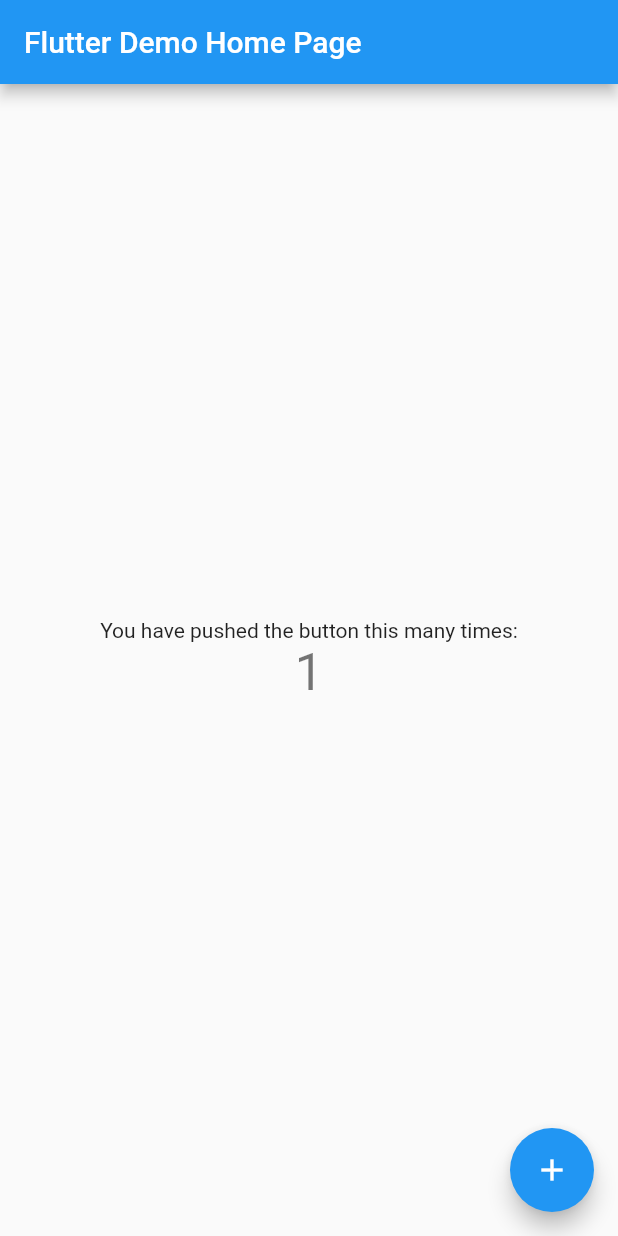
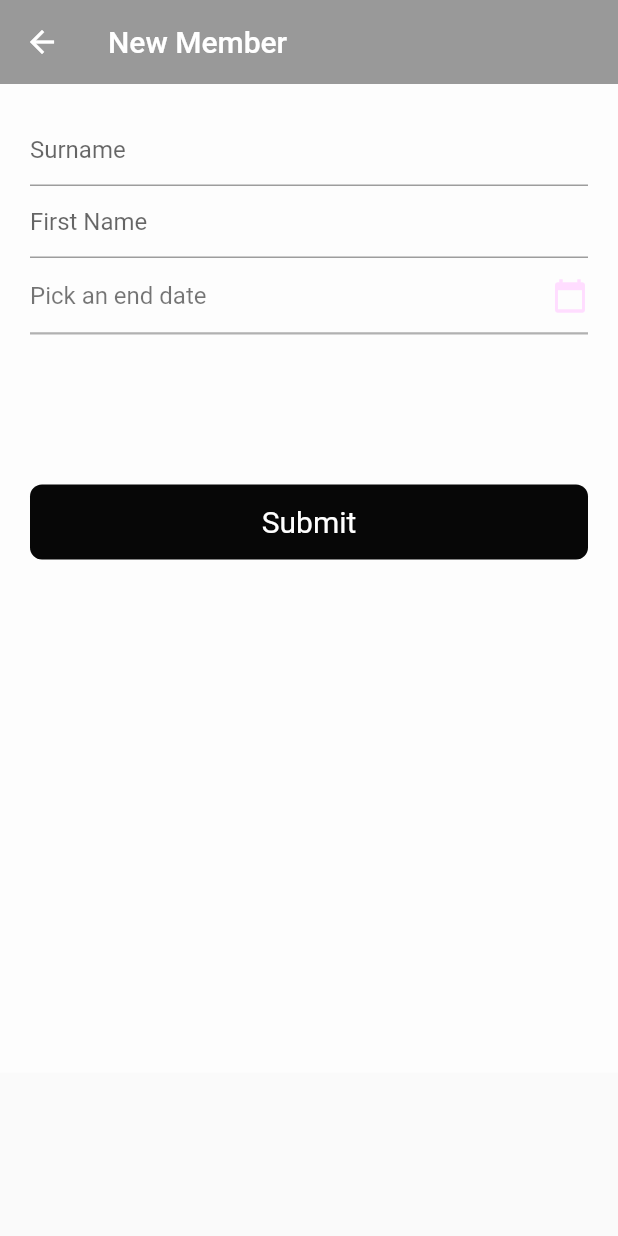
Before and after one commit to Nicole-ABC/springsuperior, a Flutter app: the screen it shows after launch, after a tap on the "add" icon, on a phone screen of 412 x 824 dp. Run offline on Flutter 3.47's test engine with Material 2 defaults, Android fonts, the phone set to English and light mode, and no system bars; our stand-ins replace sqflite; accounts and stored records are empty.

Commit message:
Create member database, created member model class to fetch data from database into, UI changes to the home page, member form created with date picker.

```diff
--- /dev/null
+++ b/lib/data/database.dart
@@ -0,0 +1,49 @@
+import 'dart:io';
+import 'package:sqflite/sqflite.dart';
+import 'package:path_provider/path_provider.dart';
+import 'package:path/path.dart';
+
+class DatabaseHelper {
+  DatabaseHelper._privateConstructo();
+
+  static final DatabaseHelper instance = DatabaseHelper. _privateConstructo();
+
+  final _dbName = "memberDetails.db";
+  final _dbVersion = 1;
+
+  static final columnId = '_id';
+  static final columnSurname = 'surname';
+  static final columnFirstName = 'name';
+  static final columnDate = 'date';
+  static final columnActive = 'active';
+
+  static Database _database;
+
+  Future<Database> get database async{
+    if(_database != null){
+      return _database;
+    }
+    else{
+      _database = await _initDatabase();
+    }
+  }
+
+  _initDatabase() async{
+    Directory documents = await getApplicationDocumentsDirectory();
+    String path = join(documents.path+_dbName);
+    return await openDatabase(path, version: _dbVersion, onCreate: await _onCreate);
+  }
+
+  Future _onCreate(Database db, int version) async{
+    await db.execute(
+        '''
+      CREATE TABLE memberInfoTable (
+      $columnId INTEGER PRIMARY KEY AUTOINCREMENT,
+      $columnSurname TEXT NOT NULL,
+      $columnFirstName TEXT NOT NULL,
+      $columnDate TEXT NOT NULL,
+      $columnActive TEXT NOT NULL)
+      '''
+    );
+  }
+}
--- a/lib/main.dart
+++ b/lib/main.dart
@@ -1,4 +1,6 @@
 import 'package:flutter/material.dart';
+
+import 'pages/home.dart';
 
 void main() => runApp(MyApp());
 
@@ -9,103 +11,11 @@
     return MaterialApp(
       title: 'Flutter Demo',
       theme: ThemeData(
-        // This is the theme of your application.
-        //
-        // Try running your application with "flutter run". You'll see the
-        // application has a blue toolbar. Then, without quitting the app, try
-        // changing the primarySwatch below to Colors.green and then invoke
-        // "hot reload" (press "r" in the console where you ran "flutter run",
-        // or simply save your changes to "hot reload" in a Flutter IDE).
-        // Notice that the counter didn't reset back to zero; the application
-        // is not restarted.
-        primarySwatch: Colors.blue,
+        primaryColor: Color(0xFF070707),
+        accentColor: Color(0xFFFFDDFF)
       ),
-      home: MyHomePage(title: 'Flutter Demo Home Page'),
+      debugShowCheckedModeBanner: false,
+      home: HomePage(),
     );
   }
 }
-
-class MyHomePage extends StatefulWidget {
-  MyHomePage({Key key, this.title}) : super(key: key);
-
-  // This widget is the home page of your application. It is stateful, meaning
-  // that it has a State object (defined below) that contains fields that affect
-  // how it looks.
-
-  // This class is the configuration for the state. It holds the values (in this
-  // case the title) provided by the parent (in this case the App widget) and
-  // used by the build method of the State. Fields in a Widget subclass are
-  // always marked "final".
-
-  final String title;
-
-  @override
-  _MyHomePageState createState() => _MyHomePageState();
-}
-
-class _MyHomePageState extends State<MyHomePage> {
-  int _counter = 0;
-
-  void _incrementCounter() {
-    setState(() {
-      // This call to setState tells the Flutter framework that something has
-      // changed in this State, which causes it to rerun the build method below
-      // so that the display can reflect the updated values. If we changed
-      // _counter without calling setState(), then the build method would not be
-      // called again, and so nothing would appear to happen.
-      _counter++;
-    });
-  }
-
-  @override
-  Widget build(BuildContext context) {
-    // This method is rerun every time setState is called, for instance as done
-    // by the _incrementCounter method above.
-    //
-    // The Flutter framework has been optimized to make rerunning build methods
-    // fast, so that you can just rebuild anything that needs updating rather
-    // than having to individually change instances of widgets.
-    return Scaffold(
-      appBar: AppBar(
-        // Here we take the value from the MyHomePage object that was created by
-        // the App.build method, and use it to set our appbar title.
-        title: Text(widget.title),
-      ),
-      body: Center(
-        // Center is a layout widget. It takes a single child and positions it
-        // in the middle of the parent.
-        child: Column(
-          // Column is also a layout widget. It takes a list of children and
-          // arranges them vertically. By default, it sizes itself to fit its
-          // children horizontally, and tries to be as tall as its parent.
-          //
-          // Invoke "debug painting" (press "p" in the console, choose the
-          // "Toggle Debug Paint" action from the Flutter Inspector in Android
-          // Studio, or the "Toggle Debug Paint" command in Visual Studio Code)
-          // to see the wireframe for each widget.
-          //
-          // Column has various properties to control how it sizes itself and
-          // how it positions its children. Here we use mainAxisAlignment to
-          // center the children vertically; the main axis here is the vertical
-          // axis because Columns are vertical (the cross axis would be
-          // horizontal).
-          mainAxisAlignment: MainAxisAlignment.center,
-          children: <Widget>[
-            Text(
-              'You have pushed the button this many times:',
-            ),
-            Text(
-              '$_counter',
-              style: Theme.of(context).textTheme.display1,
-            ),
-          ],
-        ),
-      ),
-      floatingActionButton: FloatingActionButton(
-        onPressed: _incrementCounter,
-        tooltip: 'Increment',
-        child: Icon(Icons.add),
-      ), // This trailing comma makes auto-formatting nicer for build methods.
-    );
-  }
-}
--- /dev/null
+++ b/lib/models/member_model.dart
@@ -0,0 +1,51 @@
+class Member{
+  int id;
+  String surname;
+  String firstName;
+  String date;
+  String active;
+  String imageUrl;
+
+  Member({
+    this.active,
+    this.date,
+    this.firstName,
+    this.surname,
+    this.imageUrl
+  });
+
+
+  Member.withID({
+    this.id,
+    this.active,
+    this.date,
+    this.firstName,
+    this.surname,
+    this.imageUrl
+  });
+
+  Map<String, dynamic> toMap(){
+    Map<String, dynamic> map = new Map();
+
+    print(active);
+    if(id != null)
+      map['_id'] = id;
+    map['surname'] = surname;
+    map['name'] = firstName;
+    map['active'] = active;
+    map['date'] = date;
+    map['imageUrl'] = imageUrl;
+
+    return map;
+  }
+
+  Member.fromMap(dynamic map){
+    id = map['_id'];
+    surname = map['surname'];
+    firstName = map['name'];
+    active = map['active'];
+    date = map['date'];
+    imageUrl = map['imageUrl'];
+
+  }
+}
--- /dev/null
+++ b/lib/pages/home.dart
@@ -0,0 +1,207 @@
+import 'package:flutter/cupertino.dart';
+import 'package:flutter/material.dart';
+import 'package:spring_superior/pages/member_form.dart';
+
+class HomePage extends StatefulWidget {
+  @override
+  _HomePageState createState() => _HomePageState();
+}
+
+class _HomePageState extends State<HomePage> {
+  @override
+  Widget build(BuildContext context) {
+    return Scaffold(
+      body: NestedScrollView(
+        body: Scrollbar(
+          child: Container(
+            color: Colors.grey.withOpacity(0.3),
+            padding: EdgeInsets.all(8.0),
+            child: ListView(
+              children: <Widget>[
+                GridView(
+                  gridDelegate: SliverGridDelegateWithFixedCrossAxisCount(
+                    crossAxisCount: 2,
+                    crossAxisSpacing: 4.0,
+                  ),
+                  shrinkWrap: true,
+                  physics: NeverScrollableScrollPhysics(),
+                  children: <Widget>[
+                    Padding(
+                      padding: EdgeInsets.all(20.0),
+                      child: Container(
+                        decoration: BoxDecoration(
+                          boxShadow: [
+                            BoxShadow(
+                              offset: Offset(4.0, 4.0),
+                              color: Theme.of(context).primaryColor.withOpacity(0.2),
+                              blurRadius: 2.0,
+                              spreadRadius: 5.0
+                            ),
+                            BoxShadow(
+                                offset: Offset(-4.0, -4.0),
+                                color: Colors.white.withOpacity(0.3),
+                                blurRadius: 2.0,
+                                spreadRadius: 5.0
+                            )
+                          ],
+                          borderRadius: BorderRadius.circular(40.0)
+                        ),
+                        child: InkWell(
+                          splashColor: Colors.pink.withOpacity(0.3),
+                          onTap: (){
+                            print("tapped");
+                          },
+                          child: Container(child: Center(child: Text("Active Users"))),
+                        ),
+                      ),
+                    ),
+                    Padding(
+                      padding: EdgeInsets.all(20.0),
+                      child: Container(
+                        decoration: BoxDecoration(
+                            boxShadow: [
+                              BoxShadow(
+                                  offset: Offset(4.0, 4.0),
+                                  color: Theme.of(context).primaryColor.withOpacity(0.2),
+                                  blurRadius: 2.0,
+                                  spreadRadius: 5.0
+                              ),
+                              BoxShadow(
+                                  offset: Offset(-4.0, -4.0),
+                                  color: Colors.white.withOpacity(0.3),
+                                  blurRadius: 2.0,
+                                  spreadRadius: 5.0
+                              )
+                            ],
+                            borderRadius: BorderRadius.circular(40.0)
+                        ),
+                        child: InkWell(
+                          splashColor: Colors.pink.withOpacity(0.3),
+                          onTap: (){
+                            print("tapped");
+                          },
+                          child: Container(child: Center(child: Text("Inactive Users"))),
+                        ),
+                      ),
+                    ),
+                    Padding(
+                      padding: EdgeInsets.all(20.0),
+                      child: Container(
+                        decoration: BoxDecoration(
+                            boxShadow: [
+                              BoxShadow(
+                                  offset: Offset(4.0, 4.0),
+                                  color: Theme.of(context).primaryColor.withOpacity(0.2),
+                                  blurRadius: 2.0,
+                                  spreadRadius: 5.0
+                              ),
+                              BoxShadow(
+                                  offset: Offset(-4.0, -4.0),
+                                  color: Colors.white.withOpacity(0.3),
+                                  blurRadius: 2.0,
+                                  spreadRadius: 5.0
+                              )
+                            ],
+                            borderRadius: BorderRadius.circular(40.0)
+                        ),
+                        child: InkWell(
+                          splashColor: Colors.pink.withOpacity(0.3),
+                          onTap: (){
+                            print("tapped");
+                          },
+                          child: Container(child: Center(child: Text("Stats"))),
+                        ),
+                      ),
+                    ),
+                    Padding(
+                      padding: EdgeInsets.all(20.0),
+                      child: Container(
+                        decoration: BoxDecoration(
+                            boxShadow: [
+                              BoxShadow(
+                                  offset: Offset(4.0, 4.0),
+                                  color: Theme.of(context).primaryColor.withOpacity(0.2),
+                                  blurRadius: 2.0,
+                                  spreadRadius: 5.0
+                              ),
+                              BoxShadow(
+                                  offset: Offset(-4.0, -4.0),
+                                  color: Colors.white.withOpacity(0.3),
+                                  blurRadius: 2.0,
+                                  spreadRadius: 5.0
+                              )
+                            ],
+                            borderRadius: BorderRadius.circular(40.0)
+                        ),
+                        child: InkWell(
+                          splashColor: Colors.pink.withOpacity(0.3),
+                          onTap: (){
+                            print("tapped");
+                          },
+                          child: Container(child: Center(child: Text("Attendance records"))),
+                        ),
+                      ),
+                    ),
+                  ],
+                ),
+                Padding(
+                  padding: EdgeInsets.all(20.0),
+                  child: Container(
+                    height: 170.0,
+                    decoration: BoxDecoration(
+                        boxShadow: [
+                          BoxShadow(
+                              offset: Offset(4.0, 4.0),
+                              color: Theme.of(context).primaryColor.withOpacity(0.2),
+                              blurRadius: 2.0,
+                              spreadRadius: 5.0
+                          ),
+                          BoxShadow(
+                              offset: Offset(-4.0, -4.0),
+                              color: Colors.white.withOpacity(0.3),
+                              blurRadius: 2.0,
+                              spreadRadius: 5.0
+                          )
+                        ],
+                        borderRadius: BorderRadius.circular(40.0)
+                    ),
+                    child: InkWell(
+                      splashColor: Colors.pink.withOpacity(0.3),
+                      onTap: (){
+                        print("tapped");
+                      },
+                      child: Container(child: Center(child: Text("Services provided"))),
+                    ),
+                  ),
+                ),
+              ],
+            ),
+          ),
+        ),
+        headerSliverBuilder: (context, isOk) {
+          return <Widget>[
+            SliverAppBar(
+              expandedHeight: 250.0,
+              floating: true,
+              pinned: true,
+              flexibleSpace: FlexibleSpaceBar(
+                //TODO implement carousel slider as background
+                background: Center( child: Container(width: 100, height: 100, color: Theme.of(context).accentColor,),),
+                title: Text("Spring Superior Fitness Club", style: TextStyle(fontSize: 15.0),),
+              ),
+            )
+          ];
+        },
+      ),
+      floatingActionButton: FloatingActionButton(
+        backgroundColor: Theme.of(context).primaryColor,
+        onPressed:() => Navigator.push(context, MaterialPageRoute(builder: (context) => NewMember())),
+        child: Icon(
+          Icons.add,
+          color: Colors.white,
+        ),
+      ),
+      floatingActionButtonLocation: FloatingActionButtonLocation.centerFloat,
+    );
+  }
+}
--- /dev/null
+++ b/lib/pages/member_form.dart
@@ -0,0 +1,130 @@
+import 'package:flutter/material.dart';
+import 'package:flutter/cupertino.dart';
+import 'package:intl/intl.dart';
+
+
+class NewMember extends StatefulWidget {
+  @override
+  _NewMemberState createState() => _NewMemberState();
+}
+
+class _NewMemberState extends State<NewMember> {
+  TextEditingController surnameController = TextEditingController();
+  TextEditingController nameController = TextEditingController();
+  DateTime _dateTime;
+
+  final f = DateFormat.yMMMMd();
+
+
+  @override
+  Widget build(BuildContext context) {
+    return Scaffold(
+      appBar: AppBar(
+        backgroundColor: Theme.of(context).primaryColor.withOpacity(0.4),
+        elevation: 0.0,
+        title: Text("New Member"),
+      ),
+      body: Container(
+        height: MediaQuery.of(context).size.height * 0.8,
+        color: Colors.white.withOpacity(0.5),
+        child: Form(
+          child: ListView(
+            children: <Widget>[
+              Padding(
+                padding: EdgeInsets.only(top: 20.0, left: 20.0, right: 20.0),
+                child: TextField(
+                  controller: surnameController,
+                  decoration: InputDecoration(
+                      hintText: 'Surname'
+                  ),
+                ),
+              ),
+              Padding(
+                padding: EdgeInsets.only(left: 20.0, right: 20.0),
+                child: TextField(
+                  controller: nameController,
+                  decoration: InputDecoration(
+                      hintText: 'First Name'
+                  ),
+                ),
+              ),
+              Container(
+                height: 50.0,
+                child: Padding(
+                  padding: EdgeInsets.only(left: 20.0, right: 20.0),
+                  child: Row(
+                    crossAxisAlignment: CrossAxisAlignment.center,
+                    mainAxisAlignment: MainAxisAlignment.spaceBetween,
+                    children: <Widget>[
+                      Text(
+                          _dateTime == null ? "Pick an end date" :
+                          f.format(_dateTime),
+                        style: TextStyle(
+                          color: Colors.black54,
+                          fontSize: 16.0
+                        ),
+                      ),
+                      GestureDetector(
+                        onTap: () {
+                          showDatePicker(
+                            context: context,
+                            initialDate: _dateTime == null ? DateTime.now() : _dateTime,
+                            firstDate: DateTime(2001),
+                            lastDate: DateTime(2100)
+                          ).then((ddate) {
+                            setState(() {
+                              _dateTime = ddate;
+                            });
+                          });
+
+                        },
+                        child: Icon(
+                          Icons.calendar_today,
+                          color: Theme.of(context).accentColor,
+                        )
+                      ),
+                    ],
+                  ),
+                ),
+              ),
+              Padding(
+                padding: EdgeInsets.only(left: 20.0, right: 20.0),
+                child: Divider(
+                  height: 1.0,
+                  thickness: 1.5,
+                  color: Colors.black.withOpacity(0.3),
+                ),
+              ),
+              SizedBox(
+                height: 100.0,
+              ),
+              Padding(
+                padding: const EdgeInsets.symmetric(horizontal: 20.0),
+                child: GestureDetector(
+                  onTap: () {},
+                  child: Container(
+                    width: 300.0,
+                    height: 50.0,
+                    decoration: BoxDecoration(
+                      color: Theme.of(context).primaryColor,
+                      borderRadius: BorderRadius.circular(8.0)
+                    ),
+                    child: Center(
+                      child: Text(
+                        'Submit',
+                        style: TextStyle(
+                          color: Colors.white,
+                          fontSize: 20.0
+                        ),
+                      ),
+                    ),
+                  ),
+                ),
+              ),
+            ],
+          ),
+        ),
+      ),
+    );
+  }
+}
```
Also changed, not shown: 2 other files.
